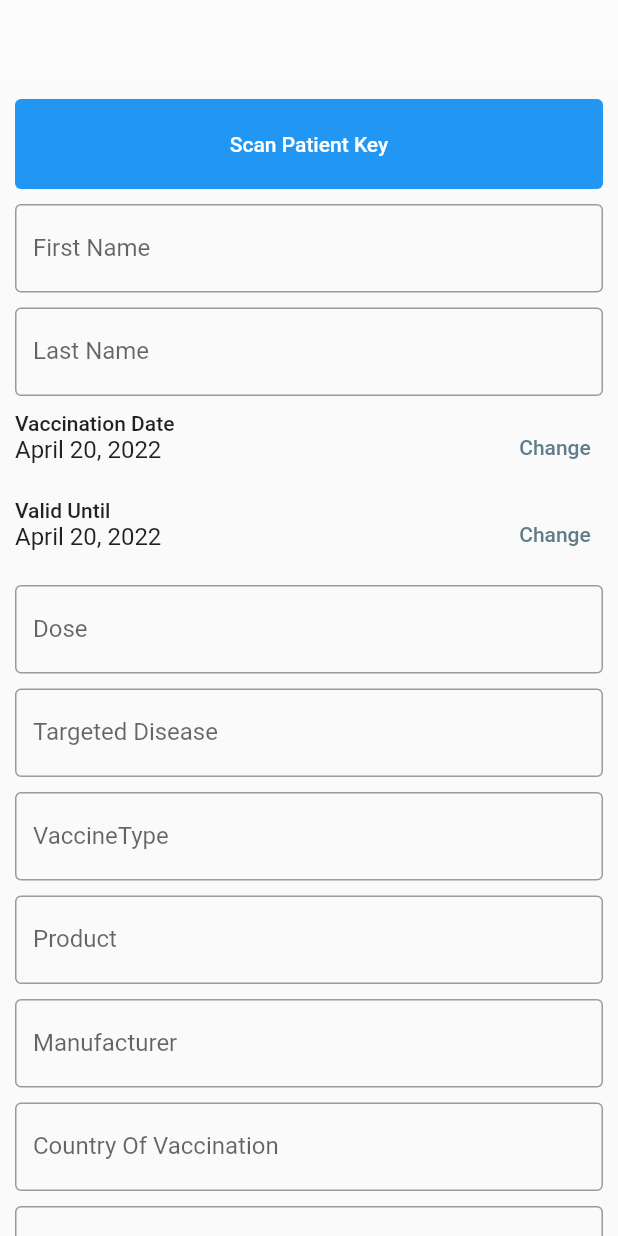
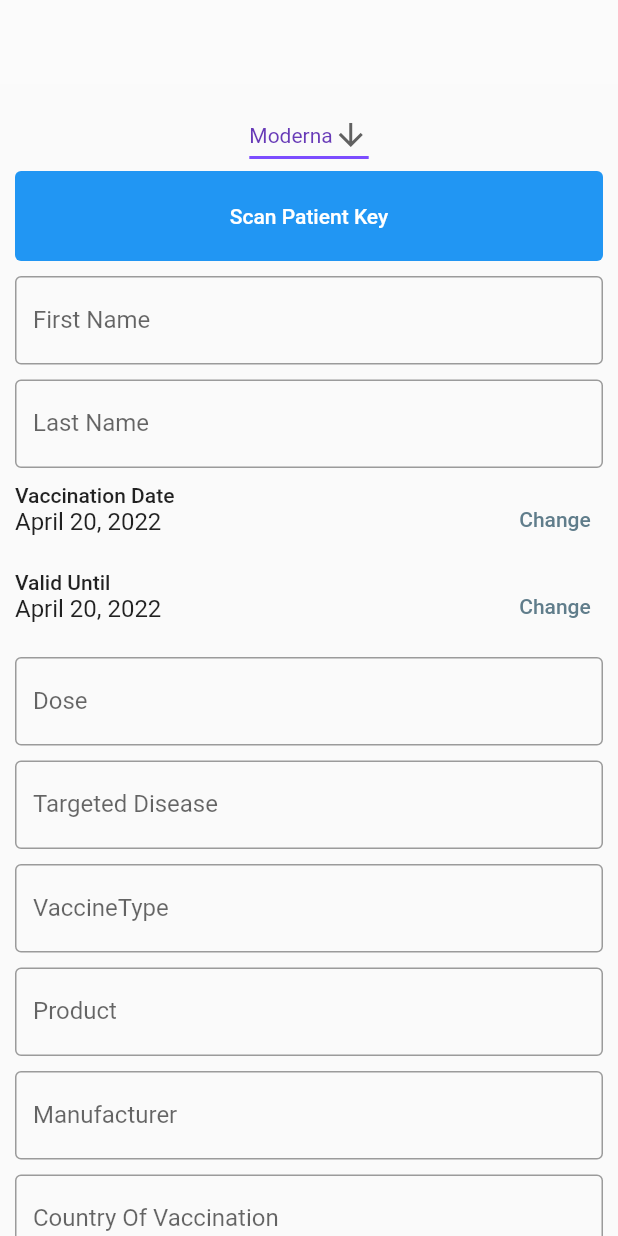
Before and after one commit to ninopedergnana/bachelor-app, a Flutter app: the CreateCertificateForm screen opened directly, on a phone screen of 412 x 824 dp. Run offline on Flutter 3.47's test engine with Material 2 defaults, Android fonts, the phone set to English and light mode, and no system bars; our stand-ins replace flutter_secure_storage, qr_flutter; missing offline and left inert: eth_sig_util, flutter_barcode_scanner, openpgp, web3dart; accounts and stored records are empty.

```diff
--- a/lib/presentation/screens/other_screens/CreateCertificate.dart
+++ b/lib/presentation/screens/other_screens/CreateCertificate.dart
@@ -2,8 +2,8 @@ import 'package:flutter/material.dart';
 import 'package:flutter_app/data/dto/PatientKeysDTO.dart';
 import 'package:flutter_app/data/repository/Repository.dart';
 import 'package:flutter_app/domain/model/Certificate.dart';
+import 'package:flutter_app/presentation/components/DropDownButtonWidget.dart';
 import 'dart:convert';
-
 import '../../components/FormDatePicker.dart';
 import '../../components/TextInput.dart';
 
@@ -80,6 +80,7 @@ class CreateCertificateFormState extends State<CreateCertificateForm> {
                     mainAxisAlignment: MainAxisAlignment.center,
                     crossAxisAlignment: CrossAxisAlignment.center,
                     children: [
+                      const DropDownButtonWidget(),
                       TextButton(
                           onPressed: (_patientKeys == null) ? scanPatientKey : null,
                           child: Text(
```
